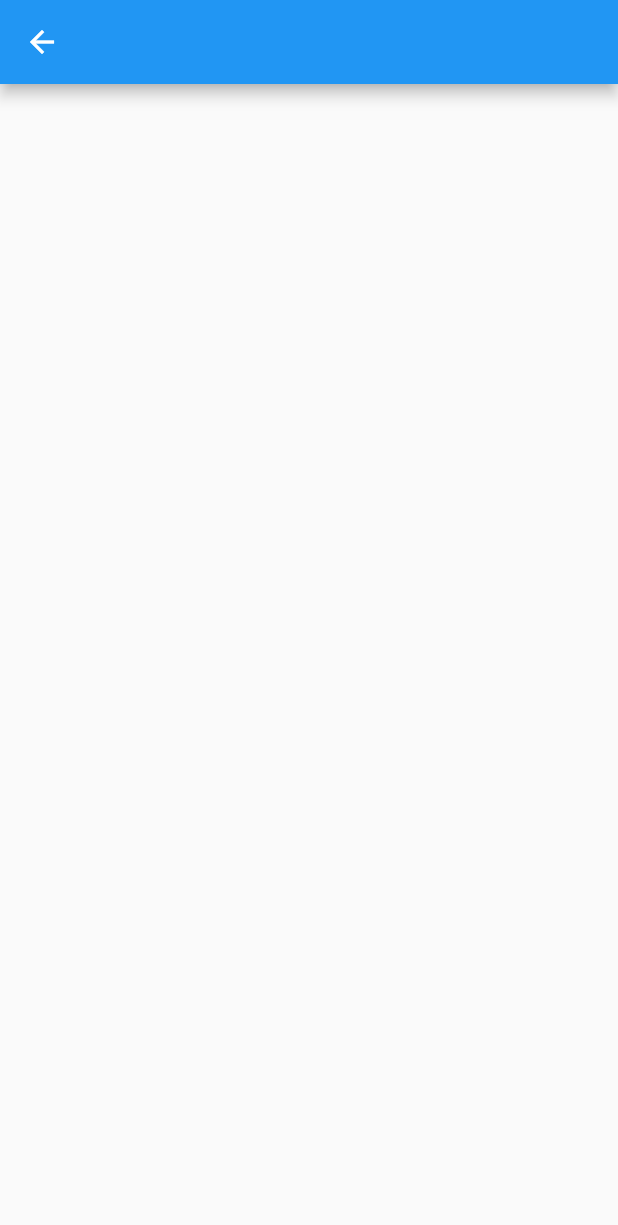
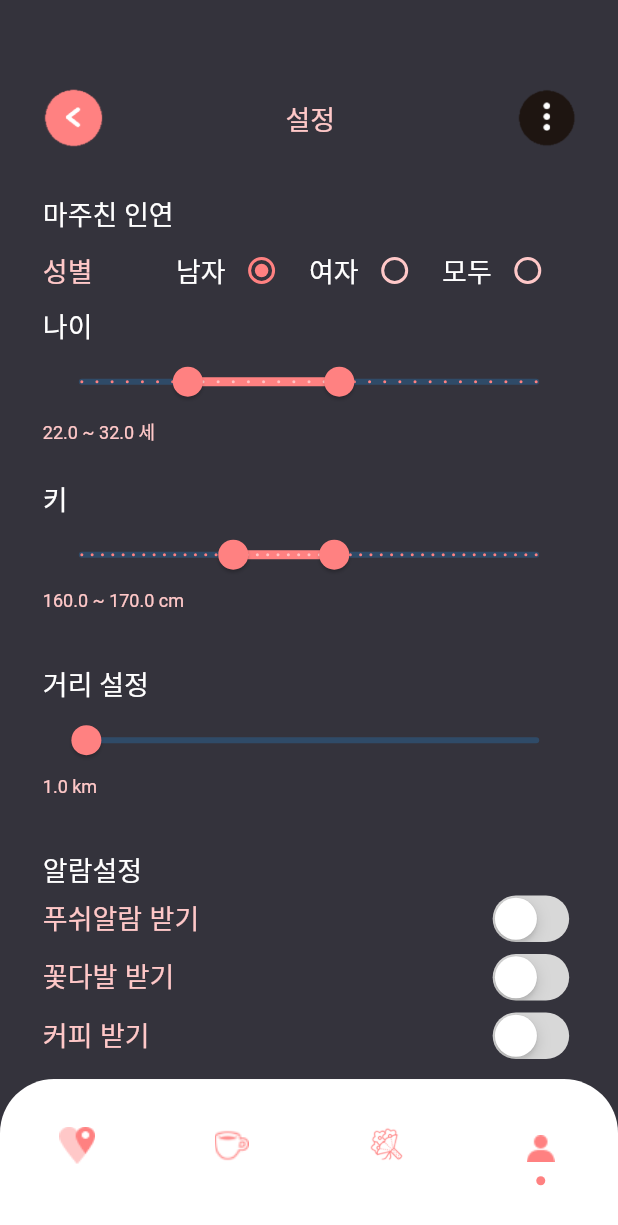
Before and after one commit to HyeJin-Yang/GoingHome, a Flutter app: the Setting screen opened directly, on a phone screen of 412 x 824 dp. Shown: the top 1225 px of the screen. Run offline on Flutter 3.47's test engine with Material 2 defaults, Android fonts, the light colour scheme and no system bars; our stand-ins replace image_picker.

Commit message:
imp SettingPge

```diff
--- a/lib/Pages/MainPages/Setting.dart
+++ b/lib/Pages/MainPages/Setting.dart
@@ -1,16 +1,88 @@
 import 'package:flutter/material.dart';
 import 'package:flutter_app1/Widget/MainWidgets.dart';
+import 'package:flutter_app1/Widget/SettingWidgets.dart';
 
 class Setting extends StatefulWidget {
   _Setting createState() => _Setting();
 }
 
 class _Setting extends State<Setting> {
+  double screenHeight;
+  double screenWidth;
+  int currentPage = 3;
+
+  int gender=0;
+
+  double minAge=22.0;
+  double maxAge=32.0;
+
+  double minHeight=160.0;
+  double maxHeight=170.0;
+
+  double distance=1.0;
+
+  bool pushAlarm=false;
+  bool flowerAlarm=false;
+  bool coffeeAlarm=false;
+
   @override
   Widget build(BuildContext context) {
+    screenHeight = MediaQuery.of(context).size.height;
+    screenWidth = MediaQuery.of(context).size.width;
     return Scaffold(
-      appBar: AppBar(),
+      bottomNavigationBar: MainWidgets().bottomNavigator(screenHeight, screenWidth, currentPage),
+      backgroundColor: Color.fromRGBO(52, 51, 60, 1.0),
+      body: Container(
+        padding: EdgeInsets.only(right: screenWidth*0.0693, left: screenWidth*0.0693),
+        child: new Column(
+        children: [
+          SettingWidgets().topBar(screenHeight, screenWidth, (){}),
+          SettingWidgets().want2Gender(screenHeight, screenWidth, gender, onChangeGender),
+          SettingWidgets().want2Age(screenHeight, screenWidth, minAge, maxAge, onChangeAge),
+          SettingWidgets().want2Height(screenHeight, screenWidth, minHeight, maxHeight, onChangeHeight),
+          SettingWidgets().want2Distance(screenHeight, screenWidth, distance, onChangeDistance),
+          SettingWidgets().want2Alarm(screenHeight, screenWidth, pushAlarm, flowerAlarm, coffeeAlarm, onChangeAlarm),
+        ],
+      ),
+      )
     );
   }
 
+  onChangeGender(value) {
+    setState(() {
+      this.gender = value;
+    });
+  }
+
+  onChangeAge(values) {
+    setState(() {
+      this.minAge = values.start;
+      this.maxAge = values.end;
+    });
+  }
+
+  onChangeHeight(values) {
+    setState(() {
+      this.minHeight = values.start;
+      this.maxHeight = values.end;
+    });
+  }
+
+  onChangeDistance(value) {
+    setState(() {
+      this.distance = value;
+    });
+  }
+
+  onChangeAlarm(id, value) {
+    setState(() {
+      if (id == 0) {
+        pushAlarm = value;
+      } else if (id == 1) {
+        flowerAlarm = value;
+      } else {
+        coffeeAlarm = value;
+      }
+    });
+  }
 }
--- /dev/null
+++ b/lib/Widget/SettingWidgets.dart
@@ -0,0 +1,33 @@
+import 'package:flutter/material.dart';
+import 'SettingWidgets/TopBar.dart';
+import 'SettingWidgets/Want2Age.dart';
+import 'SettingWidgets/Want2Alarm.dart';
+import 'SettingWidgets/Want2Distance.dart';
+import 'SettingWidgets/Want2Gender.dart';
+import 'SettingWidgets/Want2Height.dart';
+
+class SettingWidgets {
+  Widget topBar(screenHeight, screenWidth, acction){
+    return TopBar().topBar(screenHeight, screenWidth, acction);
+  }
+
+  Widget want2Gender(screenHeight, screenWidth, gender, action) {
+    return Want2Gender().want2Gender(screenHeight, screenWidth, gender, action);
+  }
+
+  Widget want2Age(screenHeight, screenWidth, minAge, maxAge, onChangeAge) {
+    return Want2Age().want2Age(screenHeight, screenWidth, minAge, maxAge, onChangeAge);
+  }
+
+  Widget want2Height(screenHeight, screenWidth, minHeight, maxHeight, onChangeHeight) {
+    return Want2Height().want2Height(screenHeight, screenWidth, minHeight, maxHeight, onChangeHeight);
+  }
+
+  Widget want2Distance(screenHeight, screenWidth, distance, onChangeDistance) {
+    return Want2Distance().want2Distance(screenHeight, screenWidth, distance, onChangeDistance);
+  }
+
+  Widget want2Alarm(screenHeight, screenWidth, pushAlarm, flowerAlarm, coffeeAlarm, onChangeAlarm) {
+    return Want2Alarm().want2Alarm(screenHeight, screenWidth, pushAlarm, flowerAlarm, coffeeAlarm, onChangeAlarm);
+  }
+}
--- /dev/null
+++ b/lib/Widget/SettingWidgets/TopBar.dart
@@ -0,0 +1,38 @@
+import 'package:flutter/material.dart';
+
+class TopBar{
+  Widget topBar(screenHeight, screenWidth, onPressedGoBackArrow){
+    return new Container(
+      padding: EdgeInsets.only(top: screenHeight*0.07143, bottom: screenHeight*0.03694),
+      child: Row(
+        mainAxisAlignment: MainAxisAlignment.center,
+        crossAxisAlignment: CrossAxisAlignment.center,
+        children: [
+          left(onPressedGoBackArrow),
+          new Padding(padding: EdgeInsets.only(left: screenWidth*0.2933, right: screenWidth*0.2933),
+            child: new Text("설정", style: TextStyle(fontSize: 18, color: Color.fromRGBO(255, 200, 200, 1.0)),)),
+          right(onPressedGoBackArrow)
+        ],
+      ),
+    );
+  }
+  Widget left(onPressedBell) {
+    return GestureDetector(
+      child: Container(
+        height: 40,
+        child: Image.asset('images/pink_arrow.png'),
+      ),
+      onTap: onPressedBell,
+    );
+  }
+
+  Widget right(onPressedHome){
+    return GestureDetector(
+      child: Container(
+        height: 40,
+        child: Image.asset('images/black_dotx3.png'),
+      ),
+      onTap: onPressedHome,
+    );
+  }
+}
--- /dev/null
+++ b/lib/Widget/SettingWidgets/Want2Age.dart
@@ -0,0 +1,47 @@
+import 'package:flutter/material.dart';
+
+class Want2Age {
+  Widget want2Age(
+      screenHeight, screenWidth, double minAge, double maxAge, onChangeAge) {
+    return Container(
+        padding: EdgeInsets.only(top: screenHeight*0.01),
+        height: screenHeight * 0.15,
+        child: Column(
+          mainAxisAlignment: MainAxisAlignment.start,
+          crossAxisAlignment: CrossAxisAlignment.start,
+          children: [
+            mainText(),
+            slider(screenWidth, minAge, maxAge, onChangeAge),
+            subText(minAge, maxAge)
+          ],
+        ));
+  }
+
+  Widget mainText() {
+    return Text(
+      "나이",
+      style: TextStyle(color: Colors.white, fontSize: 18),
+    );
+  }
+
+  Widget subText(minAge, maxAge) {
+    return Text(
+      "$minAge ~ $maxAge 세",
+      style: TextStyle(color: Color.fromRGBO(255, 200, 200, 1.0), fontSize: 12),
+    );
+  }
+
+  Widget slider(screenWidth, double minAge, double maxAge, onChangeAge) {
+    RangeValues _currentRange = RangeValues(minAge, maxAge);
+    return RangeSlider(
+      values: _currentRange,
+      min: 15,
+      max: 45,
+      divisions: 30,
+      labels: RangeLabels(_currentRange.start.round().toString(),
+          _currentRange.end.round().toString()),
+      onChanged: (values) => onChangeAge(values),
+      activeColor: Color.fromRGBO(255, 129, 129, 1.0),
+    );
+  }
+}
--- /dev/null
+++ b/lib/Widget/SettingWidgets/Want2Alarm.dart
@@ -0,0 +1,89 @@
+import 'package:flutter/cupertino.dart';
+import 'package:flutter/material.dart';
+
+class Want2Alarm{
+  Widget want2Alarm(screenHeight, screenWidth, pushAlarm, flowerAlarm, coffeeAlarm, onChangeAlarm){
+    return Container(
+        // padding: EdgeInsets.only(top: screenHeight*0.005),
+        child: Column(
+          mainAxisAlignment: MainAxisAlignment.start,
+          crossAxisAlignment: CrossAxisAlignment.start,
+          children: [
+            mainText(),
+            pushSwitch(pushAlarm, onChangeAlarm),
+            flowerSwitch(flowerAlarm, onChangeAlarm),
+            coffeeSwitch(coffeeAlarm, onChangeAlarm),
+          ],
+        ));
+  }
+
+  Widget mainText() {
+    return Text(
+      "알람설정",
+      style: TextStyle(color: Colors.white, fontSize: 18),
+    );
+  }
+
+  Widget pushSwitch(pushAlarm, onChangeAlarm) {
+    return Row(
+      children: [
+        Expanded(
+          child: new Container(
+            alignment: Alignment.centerLeft,
+            width: 100,
+            child: Text("푸쉬알람 받기",
+            style: TextStyle(fontFamily: 'Manjaribold', fontSize: 18, color: Color.fromRGBO(255, 200, 200, 1.0)), textAlign: TextAlign.left,),
+          ),
+        ),
+        CupertinoSwitch(
+            value: pushAlarm,
+            trackColor: Color.fromRGBO(216, 216, 216, 1.0),
+            activeColor: Color.fromRGBO(255, 200, 200, 1.0),
+            onChanged: (value) => onChangeAlarm(0, value)
+        )
+      ],
+    );
+  }
+
+  Widget flowerSwitch(flowerAlarm, onChangeAlarm) {
+    return Row(
+      children: [
+        Expanded(
+          child: new Container(
+            alignment: Alignment.centerLeft,
+            width: 100,
+            child: Text("꽃다발 받기",
+            style: TextStyle(fontFamily: 'Manjaribold', fontSize: 18, color: Color.fromRGBO(255, 200, 200, 1.0)), textAlign: TextAlign.left,),
+          ),
+        ),
+        CupertinoSwitch(
+            value: flowerAlarm,
+            trackColor: Color.fromRGBO(216, 216, 216, 1.0),
+            activeColor: Color.fromRGBO(255, 200, 200, 1.0),
+            onChanged: (value) => onChangeAlarm(1, value)
+        )
+      ],
+    );
+  }
+
+  Widget coffeeSwitch(coffeeAlarm, onChangeAlarm) {
+    return Row(
+      children: [
+        Expanded(
+          child: new Container(
+            alignment: Alignment.centerLeft,
+            width: 100,
+            child: Text("커피 받기",
+            style: TextStyle(fontFamily: 'Manjaribold', fontSize: 18, color: Color.fromRGBO(255, 200, 200, 1.0)), textAlign: TextAlign.left,),
+          ),
+        ),
+        CupertinoSwitch(
+            value: coffeeAlarm,
+            trackColor: Color.fromRGBO(216, 216, 216, 1.0),
+            activeColor: Color.fromRGBO(255, 200, 200, 1.0),
+            onChanged: (value) => onChangeAlarm(2, value)
+        )
+      ],
+    );
+  }
+}
--- /dev/null
+++ b/lib/Widget/SettingWidgets/Want2Distance.dart
@@ -0,0 +1,45 @@
+import 'package:flutter/material.dart';
+
+class Want2Distance {
+  Widget want2Distance(screenDistance, screenWidth, double distance, onChangeDistance) {
+    return Container(
+        // padding: EdgeInsets.only(top: screenDistance * 0.005),
+        height: screenDistance * 0.15,
+        child: Column(
+          mainAxisAlignment: MainAxisAlignment.start,
+          crossAxisAlignment: CrossAxisAlignment.start,
+          children: [
+            mainText(),
+            slider(screenWidth, distance, onChangeDistance),
+            subText(distance)
+          ],
+        ));
+  }
+
+  Widget mainText() {
+    return Text(
+      "거리 설정",
+      style: TextStyle(color: Colors.white, fontSize: 18),
+    );
+  }
+
+  Widget subText(distance) {
+    return Text(
+      "$distance km",
+      style: TextStyle(color: Color.fromRGBO(255, 200, 200, 1.0), fontSize: 12),
+    );
+  }
+
+  Widget slider(
+      screenWidth, distance, onChangeDistance) {
+    return Slider(
+      min: 0,
+      max: 100,
+      divisions: 100,
+      value: distance,
+      label: distance.toString(),
+      onChanged: (values) => onChangeDistance(values),
+      activeColor: Color.fromRGBO(255, 129, 129, 1.0),
+    );
+  }
+}
--- /dev/null
+++ b/lib/Widget/SettingWidgets/Want2Gender.dart
@@ -0,0 +1,61 @@
+import 'package:flutter/material.dart';
+import 'package:flutter/rendering.dart';
+
+class Want2Gender {
+  Widget want2Gender(screenHeight, screenWidth, gender, action) {
+    return Container(
+      height: screenHeight*0.08,
+      child: Column(
+        mainAxisAlignment: MainAxisAlignment.start,
+        crossAxisAlignment: CrossAxisAlignment.start,
+        children: [
+          mainText(),
+          Row(
+            children: [
+              Expanded(flex: 1, child: subText()),
+              Expanded(flex: 1, child: genderRadio("남자", gender, action)),
+              Expanded(flex: 1, child: genderRadio("여자", gender, action)),
+              Expanded(flex: 1, child: genderRadio("모두", gender, action)),
+            ],
+          )
+        ],
+      ),
+    );
+  }
+
+  Widget mainText() {
+    return Text(
+      "마주친 인연",
+      style: TextStyle(color: Colors.white, fontSize: 18),
+    );
+  }
+
+  Widget subText() {
+    return Text("성별",
+        style:
+            TextStyle(color: Color.fromRGBO(255, 200, 200, 1.0), fontSize: 18));
+  }
+
+  Widget genderRadio(text, gender, action) {
+    return Row(
+      children: [
+        Text("$text", style: TextStyle(color: Colors.white, fontSize: 18)),
+        Theme(
+          data: ThemeData(
+            unselectedWidgetColor: Color.fromRGBO(255, 200, 200, 1.0),
+          ),
+          child: Radio(
+            value: text == '남자'
+                ? 0
+                : text == '여자'
+                    ? 1
+                    : 2,
+            groupValue: gender,
+            onChanged: (value) => action(value),
+            activeColor: Color.fromRGBO(255, 129, 129, 1.0),
+          ),
+        )
+      ],
+    );
+  }
+}
--- /dev/null
+++ b/lib/Widget/SettingWidgets/Want2Height.dart
@@ -0,0 +1,47 @@
+import 'package:flutter/material.dart';
+
+class Want2Height {
+  Widget want2Height(
+      screenHeight, screenWidth, double minHeight, double maxHeight, onChangeHeight) {
+    return Container(
+        // padding: EdgeInsets.only(top: screenHeight*0.005),
+        height: screenHeight * 0.15,
+        child: Column(
+          mainAxisAlignment: MainAxisAlignment.start,
+          crossAxisAlignment: CrossAxisAlignment.start,
+          children: [
+            mainText(),
+            slider(screenWidth, minHeight, maxHeight, onChangeHeight),
+            subText(minHeight, maxHeight)
+          ],
+        ));
+  }
+
+  Widget mainText() {
+    return Text(
+      "키",
+      style: TextStyle(color: Colors.white, fontSize: 18),
+    );
+  }
+
+  Widget subText(minHeight, maxHeight) {
+    return Text(
+      "$minHeight ~ $maxHeight cm",
+      style: TextStyle(color: Color.fromRGBO(255, 200, 200, 1.0), fontSize: 12),
+    );
+  }
+
+  Widget slider(screenWidth, double minHeight, double maxHeight, onChangeHeight) {
+    RangeValues _currentRange = RangeValues(minHeight, maxHeight);
+    return RangeSlider(
+      values: _currentRange,
+      min: 145,
+      max: 190,
+      divisions: 44,
+      labels: RangeLabels(_currentRange.start.round().toString(),
+          _currentRange.end.round().toString()),
+      onChanged: (values) => onChangeHeight(values),
+      activeColor: Color.fromRGBO(255, 129, 129, 1.0),
+    );
+  }
+}
```
